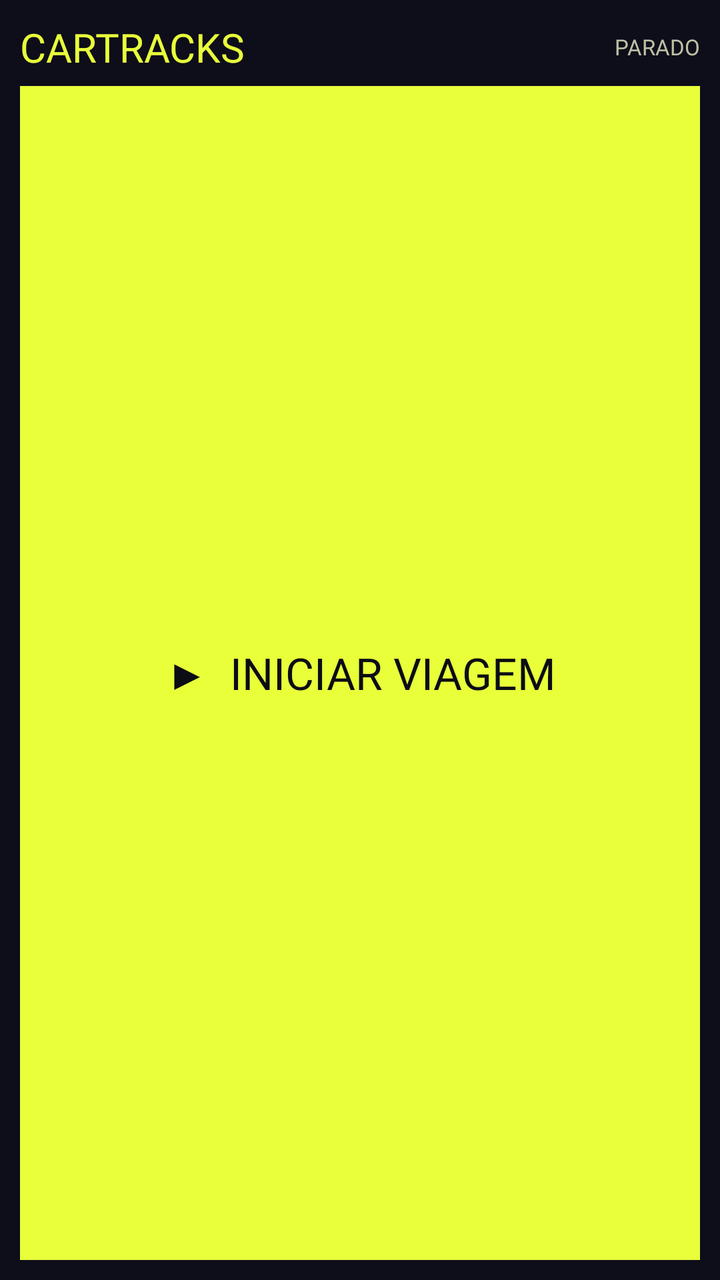
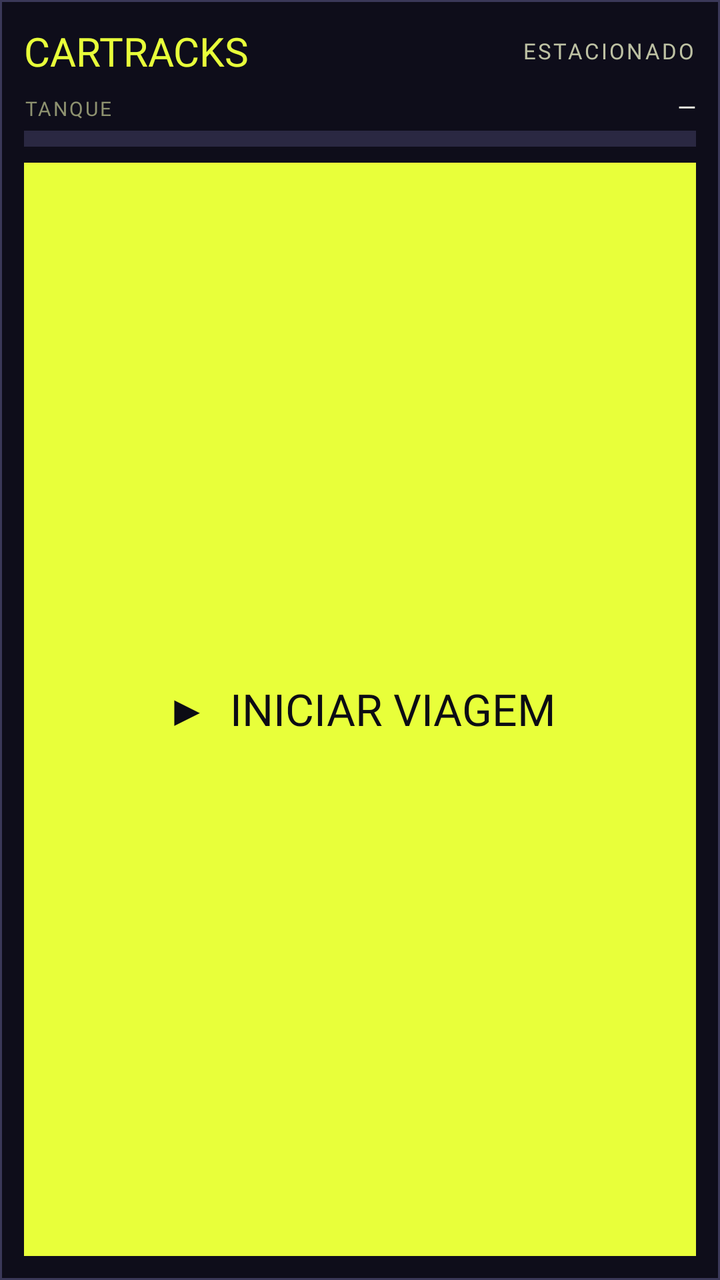

Compare the two renders of this Android layout. The source of the first and the diff that turns it into the second are given below.
<!-- AndroidManifest.xml: application theme DayNightDynamicTheme -->
<!-- res/layout/widget_record.xml -->
<?xml version="1.0" encoding="utf-8"?>
<LinearLayout xmlns:android="http://schemas.android.com/apk/res/android"
    android:id="@+id/widget_root"
    android:layout_width="match_parent"
    android:layout_height="match_parent"
    android:background="#0E0D1A"
    android:orientation="vertical"
    android:padding="10dp">

    <LinearLayout
        android:layout_width="match_parent"
        android:layout_height="wrap_content"
        android:gravity="center_vertical"
        android:orientation="horizontal">

        <TextView
            android:layout_width="0dp"
            android:layout_height="wrap_content"
            android:layout_weight="1"
            android:fontFamily="@font/bebas_neue_regular"
            android:text="CARTRACKS"
            android:textColor="#E8FF3A"
            android:textSize="20sp" />

        <TextView
            android:id="@+id/widget_state"
            android:layout_width="wrap_content"
            android:layout_height="wrap_content"
            android:fontFamily="@font/ibm_plex_mono_semibold"
            android:text="PARADO"
            android:textColor="#BDC1A3"
            android:textSize="11sp" />
    </LinearLayout>

    <TextView
        android:id="@+id/widget_action"
        android:layout_width="match_parent"
        android:layout_height="0dp"
        android:layout_marginTop="6dp"
        android:layout_weight="1"
        android:background="#E8FF3A"
        android:fontFamily="@font/bebas_neue_regular"
        android:gravity="center"
        android:minHeight="40dp"
        android:text="▶  INICIAR VIAGEM"
        android:textColor="#0C0C14"
        android:textSize="22sp" />
</LinearLayout>
<!-- resources referenced by this layout -->
<resources>
  <style name="DayNightDynamicTheme" parent="Theme.Material3.DayNight.NoActionBar">
          
  
          
          <item name="snackbarStyle">@style/MaterialSnackbarTheme</item>
          <item name="snackbarButtonStyle">@style/MaterialSnackbarTextButtonTheme</item>
          <item name="snackbarTextViewStyle">@style/MaterialSnackbarTextViewTheme</item>
  
          <item name="floatingActionButtonStyle">@style/Widget.OpenTracks.FloatingActionButton</item>
  
          <item name="windowActionModeOverlay">true</item>
  
          <item name="android:statusBarColor">?attr/colorSurfaceBright</item>
          <item name="android:navigationBarColor">?attr/colorSurfaceContainer</item>
          
          <item name="actionBarSize">88dp</item>
      </style>
  <style name="MaterialSnackbarTheme" parent="@style/Widget.Material3.Snackbar">
          <item name="materialThemeOverlay">@style/ThemeOverlay.OpenTracks.Snackbar</item>
          <item name="actionTextColorAlpha">1</item>
  
          <item name="backgroundTint">@android:color/holo_red_dark</item>
      </style>
  <style name="MaterialSnackbarTextButtonTheme" parent="@style/Widget.Material3.Button.TextButton.Snackbar">
          <item name="android:textColor">@android:color/white</item>
          <item name="android:textSize">14sp</item>
      </style>
  <style name="MaterialSnackbarTextViewTheme" parent="@style/Widget.Material3.Snackbar.TextView">
          <item name="android:textColor">@android:color/white</item>
          <item name="android:textAppearance">?textAppearanceLabelMedium</item>
          <item name="android:textSize">14sp</item>
      </style>
  <style name="Widget.OpenTracks.FloatingActionButton" parent="Widget.MaterialComponents.FloatingActionButton">
          <item name="fabCustomSize">64dp</item>
      </style>
  <style name="ThemeOverlay.OpenTracks.Snackbar" parent="">
          <item name="colorSurface">@android:color/holo_red_dark</item>
          <item name="colorOnSurface">@android:color/holo_red_dark</item>
      </style>
</resources>

<!-- the commit's change to res/layout/widget_record.xml (unified diff, before → after) -->
@@ -3,9 +3,9 @@
     android:id="@+id/widget_root"
     android:layout_width="match_parent"
     android:layout_height="match_parent"
-    android:background="#0E0D1A"
+    android:background="@drawable/widget_bg"
     android:orientation="vertical"
-    android:padding="10dp">
+    android:padding="12dp">
 
     <LinearLayout
         android:layout_width="match_parent"
@@ -27,16 +27,91 @@
             android:layout_width="wrap_content"
             android:layout_height="wrap_content"
             android:fontFamily="@font/ibm_plex_mono_semibold"
-            android:text="PARADO"
+            android:letterSpacing="0.1"
+            android:text="ESTACIONADO"
             android:textColor="#BDC1A3"
             android:textSize="11sp" />
+    </LinearLayout>
+
+    <LinearLayout
+        android:id="@+id/widget_tank_row"
+        android:layout_width="match_parent"
+        android:layout_height="wrap_content"
+        android:layout_marginTop="6dp"
+        android:orientation="vertical">
+
+        <LinearLayout
+            android:layout_width="match_parent"
+            android:layout_height="wrap_content"
+            android:orientation="horizontal">
+
+            <TextView
+                android:id="@+id/widget_tank_label"
+                android:layout_width="0dp"
+                android:layout_height="wrap_content"
+                android:layout_weight="1"
+                android:ellipsize="end"
+                android:fontFamily="@font/ibm_plex_mono_semibold"
+                android:letterSpacing="0.1"
+                android:maxLines="1"
+                android:text="TANQUE"
+                android:textColor="#8E9270"
+                android:textSize="10sp" />
+
+            <TextView
+                android:id="@+id/widget_tank_value"
+                android:layout_width="wrap_content"
+                android:layout_height="wrap_content"
+                android:fontFamily="@font/ibm_plex_mono_bold"
+                android:text="—"
+                android:textColor="#F3F5E6"
+                android:textSize="12sp" />
+        </LinearLayout>
+
+        <ProgressBar
+            android:id="@+id/widget_tank_bar"
+            style="?android:attr/progressBarStyleHorizontal"
+            android:layout_width="match_parent"
+            android:layout_height="8dp"
+            android:layout_marginTop="4dp"
+            android:max="100"
+            android:progress="0"
+            android:progressDrawable="@drawable/widget_tank_progress" />
+    </LinearLayout>
+
+    <LinearLayout
+        android:id="@+id/widget_timer_row"
+        android:layout_width="match_parent"
+        android:layout_height="wrap_content"
+        android:layout_marginTop="2dp"
+        android:gravity="center_vertical"
+        android:orientation="horizontal"
+        android:visibility="gone">
+
+        <TextView
+            android:layout_width="wrap_content"
+            android:layout_height="wrap_content"
+            android:layout_marginEnd="8dp"
+            android:fontFamily="@font/ibm_plex_mono_semibold"
+            android:letterSpacing="0.1"
+            android:text="TEMPO"
+            android:textColor="#8E9270"
+            android:textSize="10sp" />
+
+        <Chronometer
+            android:id="@+id/widget_timer"
+            android:layout_width="wrap_content"
+            android:layout_height="wrap_content"
+            android:fontFamily="@font/ibm_plex_mono_bold"
+            android:textColor="#F3F5E6"
+            android:textSize="20sp" />
     </LinearLayout>
 
     <TextView
         android:id="@+id/widget_action"
         android:layout_width="match_parent"
         android:layout_height="0dp"
-        android:layout_marginTop="6dp"
+        android:layout_marginTop="8dp"
         android:layout_weight="1"
         android:background="#E8FF3A"
         android:fontFamily="@font/bebas_neue_regular"
<!-- resource entries referenced after the edit -->
@@ -1,5 +1,21 @@
 <!-- resources referenced by this layout -->
 <resources>
+  <!-- drawable widget_bg (drawable) -->
+  <?xml version="1.0" encoding="utf-8"?>
+  <shape xmlns:android="http://schemas.android.com/apk/res/android" android:shape="rectangle">
+      <solid android:color="#0E0D1A" />
+      <stroke android:width="1dp" android:color="#3A3858" />
+  </shape>
+  <!-- drawable widget_tank_progress (drawable) -->
+  <?xml version="1.0" encoding="utf-8"?>
+  <layer-list xmlns:android="http://schemas.android.com/apk/res/android">
+      <item android:id="@android:id/background">
+          <shape android:shape="rectangle"><solid android:color="#2A2842" /></shape>
+      </item>
+      <item android:id="@android:id/progress">
+          <clip><shape android:shape="rectangle"><solid android:color="#E8FF3A" /></shape></clip>
+      </item>
+  </layer-list>
   <style name="DayNightDynamicTheme" parent="Theme.Material3.DayNight.NoActionBar">
           
   
